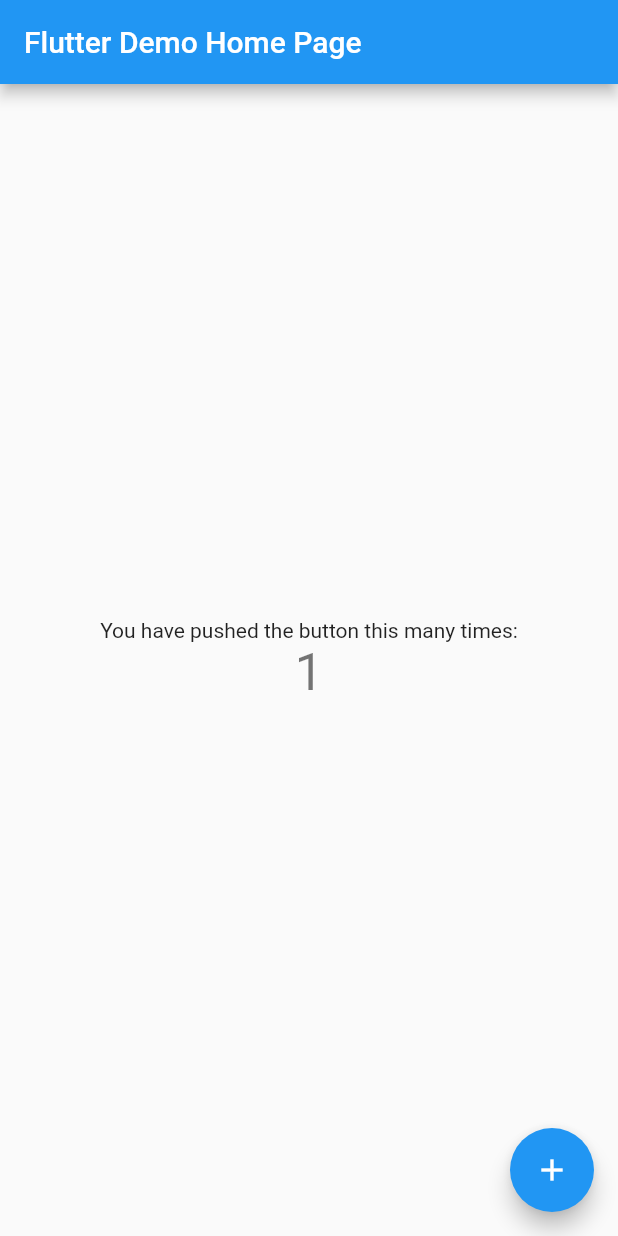
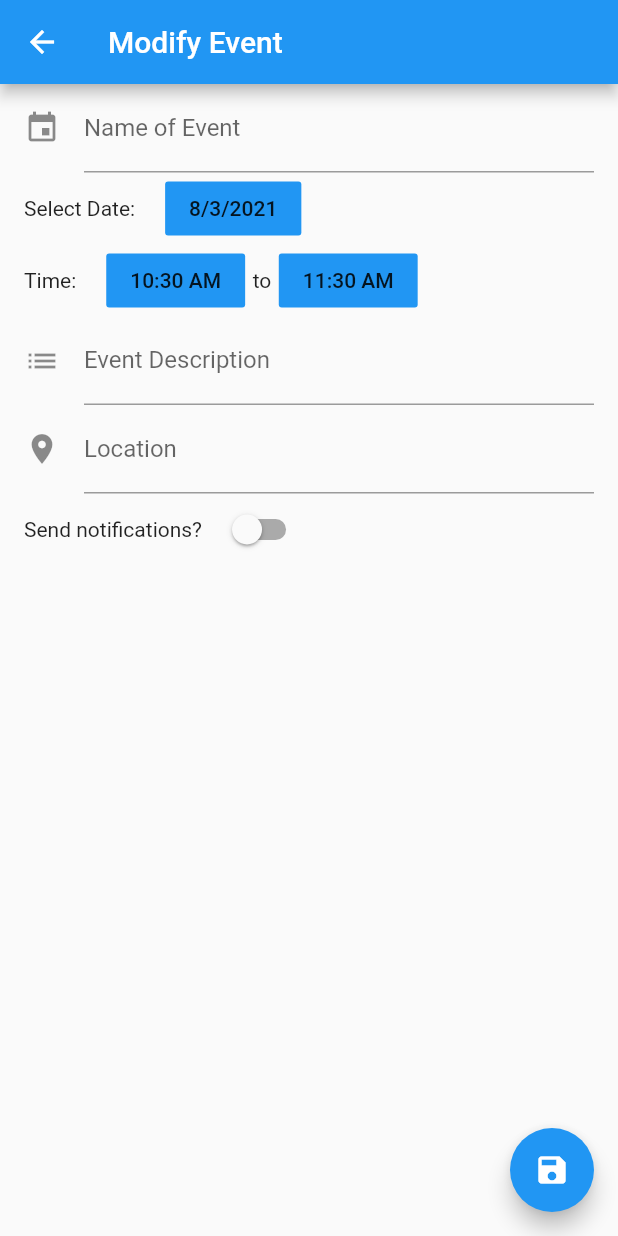
Before and after one commit to martru118/alarmdar, a Flutter app: the screen it shows after launch, after a tap on the "add" icon, on a phone screen of 412 x 824 dp. Run offline on Flutter 3.47's test engine with Material 2 defaults, Android fonts, the phone set to English and light mode, and no system bars; our stand-ins replace cloud_firestore, firebase_core; accounts and stored records are empty.

Commit message:
Continue where you left off: add basic UI.

```diff
--- /dev/null
+++ b/lib/event/event_info.dart
@@ -0,0 +1,46 @@
+import 'package:cloud_firestore/cloud_firestore.dart';
+
+class EventInfo {
+  DocumentReference reference;
+  String name;
+  String date;
+  String startTime;
+  String endTime;
+  String description;
+  String location;
+  bool shouldNotify;
+
+  EventInfo({this.reference,
+    this.name,
+    this.date,
+    this.startTime,
+    this.endTime,
+    this.description,
+    this.location,
+    this.shouldNotify,
+  });
+
+  //get an event from map
+  EventInfo.fromMap(Map<String, dynamic> snapshot, {this.reference}) {
+    this.name = snapshot['name'];
+    this.date = snapshot['date'];
+    this.startTime = snapshot['start'];
+    this.endTime = snapshot['end'];
+    this.description = snapshot['desc'];
+    this.location = snapshot['loc'];
+    this.shouldNotify = snapshot['notify'];
+  }
+
+  //add event as JSON
+  toJson() {
+    return {
+      'name': name,
+      'date': date,
+      'start': startTime,
+      'end': endTime,
+      'desc': description,
+      'loc': location,
+      'notify': shouldNotify,
+    };
+  }
+}
--- /dev/null
+++ b/lib/event/firebase_utils.dart
@@ -0,0 +1,46 @@
+import 'package:cloud_firestore/cloud_firestore.dart';
+
+import 'event_info.dart';
+
+class EventModel {
+  final db = FirebaseFirestore.instance;
+  final String collectionPath = "events";
+
+  //get events from firestore
+  Stream<QuerySnapshot> retrieveEvents() {
+    return db.collection(collectionPath).orderBy("date", descending: true).snapshots();
+  }
+
+  //get specific events by reference ID
+  EventInfo retrievebyID(String path) {
+    EventInfo getEvent;
+    db.collection(collectionPath).doc(path).get().then((info) {
+      getEvent = EventInfo.fromMap(info.data());
+    });
+
+    return getEvent;
+  }
+
+  //add event
+  void storeEventData(EventInfo event) {
+    db.collection(collectionPath).add(event.toJson());
+  }
+
+  //update event
+  void updateEventData(EventInfo event, String document) {
+    try {
+      db.collection(collectionPath).doc(document).update(event.toJson());
+    } catch (e) {
+      e.toString();
+    }
+  }
+
+  //delete event
+  void deleteEvent(String path) {
+    try {
+      db.collection(collectionPath).doc(path).delete();
+    } catch (e) {
+      e.toString();
+    }
+  }
+}
--- /dev/null
+++ b/lib/event/form_events.dart
@@ -0,0 +1,242 @@
+import 'dart:async';
+
+import 'event_info.dart';
+import 'package:flutter/material.dart';
+import 'package:intl/intl.dart';
+
+import 'firebase_utils.dart';
+
+
+class CalendarForm extends StatefulWidget {
+  final EventInfo event;
+  final String refID;
+  CalendarForm({Key key, this.event, this.refID});
+
+  @override
+  FormPage createState() => FormPage();
+}
+
+class FormPage extends State<CalendarForm> {
+  final db = EventModel();
+  final _formKey = new GlobalKey<FormState>();
+
+  //initialize ui
+  final _name = TextEditingController(text: "");
+  final _description = TextEditingController(text: "");
+
+  final _location = TextEditingController(text: "");
+  final String api = "AIzaSyCoJd4N_hGhEdv8tSrCGkOdVNelVOlntdY";
+
+  DateTime _date = DateTime.now();
+  TimeOfDay _start = TimeOfDay.now();
+  TimeOfDay _end = TimeOfDay.fromDateTime(DateTime.now().add(Duration(hours: 1)));
+
+  bool notify = false;
+
+
+  //modify event
+  void _setEvent(String name, String desc, String loc) {
+    EventInfo event = new EventInfo(
+      name: name,
+      date: DateFormat.yMd().format(_date),
+      startTime: _start.format(context),
+      endTime: _end.format(context),
+      description: desc,
+      location: loc,
+      shouldNotify: notify,
+    );
+
+    if (widget.refID.isEmpty) {
+      //add event to firestore
+      db.storeEventData(event);
+    } else {
+      //update event
+      db.updateEventData(event, widget.refID);
+    }
+  }
+
+
+  @override
+  void dispose() {
+    _name.dispose();
+    _description.dispose();
+    _location.dispose();
+    super.dispose();
+  }
+
+  @override
+  Widget build(BuildContext context) {
+    return Scaffold(
+      appBar: AppBar(title: Text("Modify Event")),
+      body: Form(
+        key: _formKey,
+        child: ListView(
+          padding: const EdgeInsets.symmetric(horizontal: 16.0),
+          children: [
+            //name textfield
+            TextFormField(
+              controller: _name,
+              validator: (value) {
+                if (value.isEmpty) {return "Please enter the name of this event";}
+                return null;
+              },
+              decoration: const InputDecoration(
+                icon: const Icon(Icons.event),
+                labelText: "Name of Event",
+              ),
+            ),
+
+            //select date row
+            Row(
+              crossAxisAlignment: CrossAxisAlignment.center,
+              children: [
+                Text("Select Date:"), SizedBox(width: 20.0),
+                FlatButton(
+                  color: Theme.of(context).primaryColor,
+                  child: Text(DateFormat.yMd().format(_date)),
+                  onPressed: () => selectDate(context),
+                ),
+              ],
+            ),
+
+            //select time row
+            Row(
+              crossAxisAlignment: CrossAxisAlignment.center,
+              children: [
+                //start time
+                Text("Time:"), SizedBox(width: 20.0),
+                FlatButton(
+                  color: Theme.of(context).primaryColor,
+                  child: Text(_start.format(context)),
+                  onPressed: () => selectStartTime(context),
+                ), SizedBox(width: 5.0),
+
+                //end time
+                Text("to"), SizedBox(width: 5.0),
+                FlatButton(
+                  color: Theme.of(context).primaryColor,
+                  child: Text(_end.format(context)),
+                  onPressed: () => selectEndTime(context),
+                ),
+              ],
+            ),
+
+            //description textfield
+            TextFormField(
+              controller: _description,
+              validator: (value) {
+                if (value.isEmpty) {return "Please enter a description for this event";}
+                return null;
+              },
+              decoration: const InputDecoration(
+                icon: const Icon(Icons.list),
+                labelText: "Event Description",
+              ),
+            ),
+
+            //location textfield
+            TextFormField(
+              readOnly: true,
+              controller: _location,
+              validator: (value) {
+                if (value.isEmpty) {return "Please enter a location for this event";}
+                return null;
+              },
+              decoration: const InputDecoration(
+                icon: const Icon(Icons.location_on),
+                labelText: "Location",
+              ),
+            ),
+
+            //notification switch
+            Row(
+              crossAxisAlignment: CrossAxisAlignment.center,
+              children: [
+                Text("Send notifications?"), SizedBox(width: 10),
+                Switch(
+                  activeTrackColor: Theme.of(context).accentColor,
+                  activeColor: Theme.of(context).accentColor,
+                  value: notify,
+                  onChanged: (value) {
+                    setState(() => notify = value);
+                  },
+                )
+              ],
+            )
+          ],
+        ),
+      ),
+
+      floatingActionButton: new FloatingActionButton(
+        tooltip: "Save event",
+        child: const Icon(Icons.save),
+        onPressed: () {
+          String name = _name.text;
+          String desc = _description.text;
+          String loc = _location.text;
+
+          //validate textfields
+          if (_formKey.currentState.validate()) {
+            print("Save event");
+
+            _setEvent(name, desc, loc);
+            Navigator.pop(context);
+          }
+        }
+      ),
+    );
+  }
+
+  Future<void> selectDate(BuildContext context) async {
+    print("Select date");
+
+    //pick a date
+    final DateTime picked = await showDatePicker(
+      context: context,
+      initialDate: _date,
+      firstDate: DateTime.now(),
+      lastDate: DateTime(2050),
+    );
+
+    //set date
+    if (picked != null) setState(() => _date = picked);
+  }
+
+  Future<void> selectStartTime(BuildContext context) async {
+    print("Select starting time");
+
+    //pick a time
+    final TimeOfDay picked = await showTimePicker(
+      context: context,
+      initialTime: _start,
+    );
+
+    //set time
+    if (picked != null) setState(() {
+      _start = picked;
+      _end = TimeOfDay(hour: picked.hour+1, minute: picked.minute);
+    });
+  }
+
+  Future<void> selectEndTime(BuildContext context) async {
+    print("Select ending time");
+
+    //pick a time
+    final TimeOfDay picked = await showTimePicker(
+      context: context,
+      initialTime: _end,
+    );
+
+    //set time
+    if (picked != null) {
+      double starting = _start.hour + (_start.minute/60.0);
+      double ending = picked.hour + (picked.minute/60.0);
+
+      //check if end time is greater than start time
+      setState(() {
+        if (ending > starting) _end = picked;
+        else _end = TimeOfDay(hour: _start.hour+1, minute: _start.minute);
+      });
+    }
+  }
+}
--- /dev/null
+++ b/lib/event/list_events.dart
@@ -0,0 +1,118 @@
+import 'package:cloud_firestore/cloud_firestore.dart';
+import 'package:flutter/material.dart';
+
+import 'event_info.dart';
+import 'firebase_utils.dart';
+import 'form_events.dart';
+
+
+class CalendarEvents extends StatefulWidget {
+  CalendarEvents({Key key, this.title}): super(key: key);
+  final String title;
+
+  @override
+  EventsPage createState() => EventsPage();
+}
+
+class EventsPage extends State<CalendarEvents> {
+  final db = new EventModel();
+  String _selected;
+
+  @override
+  Widget build(BuildContext context) {
+    return Scaffold(
+      appBar: AppBar(title: Text(widget.title)),
+      body: buildList(),
+      floatingActionButton: new FloatingActionButton(
+          tooltip: "Add event",
+          child: const Icon(Icons.add),
+          onPressed: () {
+            print("Add event");
+            _startForm(context);
+          }
+      ),
+    );
+  }
+
+  Widget buildList() {
+    return StreamBuilder<QuerySnapshot>(
+      stream: db.retrieveEvents(),
+      builder: (BuildContext context, AsyncSnapshot<QuerySnapshot> snapshot) {
+        if (!snapshot.hasData) {
+          return CircularProgressIndicator();
+        } else {
+          return ListView(
+            children: snapshot.data.docs.map((DocumentSnapshot snapshot) => _buildEvent(context, snapshot)).toList(),
+          );
+        }
+      },
+    );
+  }
+
+  Widget _buildEvent(BuildContext context, DocumentSnapshot documentData) {
+    final eventInfo = EventInfo.fromMap(documentData.data(), reference: documentData.reference);
+
+    return Card(
+      elevation: 3.0,
+      child: ListTile(
+        title: Text("${eventInfo.name}\n${eventInfo.date}",
+          style: TextStyle(fontWeight: FontWeight.bold),
+        ),
+        subtitle: Text(_buildSubtitle(eventInfo)),
+        trailing: Row(
+          mainAxisSize: MainAxisSize.min,
+          children: [
+            //edit button
+            IconButton(icon: const Icon(Icons.edit),
+              padding: EdgeInsets.only(right: 16.0),
+              constraints: BoxConstraints(),
+              tooltip: "Edit Event",
+              onPressed: () {
+                _selected = eventInfo.reference.id;
+                print("Edit event: $_selected");
+
+                //edit selected grade
+                _startForm(context, db.retrievebyID(_selected), _selected);
+              }
+            ),
+
+            //delete button
+            IconButton(icon: const Icon(Icons.delete),
+              padding: EdgeInsets.zero,
+              constraints: BoxConstraints(),
+              tooltip: "Delete Event",
+              onPressed: () {
+                _selected = eventInfo.reference.id;
+                print("Delete event: $_selected");
+
+                //delete selected grade
+                if (_selected != null) {
+                  db.deleteEvent(_selected);
+                  _selected = null;
+                }
+              },
+            ),
+          ],
+        ),
+      ),
+    );
+  }
+
+  //build subtitle for event
+  String _buildSubtitle(EventInfo event) {
+    String subtitle = "${event.description}";
+    subtitle += "\n\n\uD83D\uDD53\t${event.startTime} to ${event.endTime}";
+
+    //add location to subtitle
+    if (event.location.isNotEmpty) subtitle += "\n\uD83D\uDCCD\t${event.location}";
+    return subtitle;
+  }
+
+  void _startForm(BuildContext context, [EventInfo eventInfo, String _id=""]) async {
+    await Navigator.of(context).push(new MaterialPageRoute(
+      builder: (BuildContext context) => new CalendarForm(event: eventInfo, refID: _id),
+    ));
+
+    _selected = null;
+  }
+}
--- a/lib/main.dart
+++ b/lib/main.dart
@@ -1,67 +1,43 @@
+import 'package:firebase_core/firebase_core.dart';
 import 'package:flutter/material.dart';
 
-void main() {
-  runApp(MyApp());
-}
+import 'event/list_events.dart';
 
-class MyApp extends StatelessWidget {
-  // This widget is the root of your application.
+void main() => runApp(Main());
+class Main extends StatelessWidget {
   @override
   Widget build(BuildContext context) {
-    return MaterialApp(
-      title: 'Flutter Demo',
-      theme: ThemeData(
-        primarySwatch: Colors.blue,
-        visualDensity: VisualDensity.adaptivePlatformDensity,
-      ),
-      debugShowCheckedModeBanner: false,
-      home: MyHomePage(title: 'Flutter Demo Home Page'),
+    return FutureBuilder(
+      future: Firebase.initializeApp(),
+      builder: (context, snapshot) {
+        //handle connection error
+        if (snapshot.hasError) {
+          print("Error initializing database");
+          return Text("Error initializing database");
+        }
+
+        //handle connection success
+        if (snapshot.connectionState == ConnectionState.done) {
+          return MaterialApp(
+            title: "Events",
+            debugShowCheckedModeBanner: false,
+            theme: ThemeData(
+              brightness: Brightness.light,
+              primarySwatch: Colors.blue,
+              visualDensity: VisualDensity.adaptivePlatformDensity,
+            ),
+            darkTheme: ThemeData(
+              brightness: Brightness.dark,
+              primarySwatch: Colors.blue,
+              visualDensity: VisualDensity.adaptivePlatformDensity,
+            ),
+            themeMode: ThemeMode.system,
+            home: CalendarEvents(title: "Events"),
+          );
+        } else {
+          return CircularProgressIndicator();
+        }
+      },
     );
   }
 }
-
-class MyHomePage extends StatefulWidget {
-  MyHomePage({Key key, this.title}) : super(key: key);
-  final String title;
-
-  @override
-  _MyHomePageState createState() => _MyHomePageState();
-}
-
-class _MyHomePageState extends State<MyHomePage> {
-  int _counter = 0;
-
-  void _incrementCounter() {
-    setState(() {
-      _counter++;
-    });
-  }
-
-  @override
-  Widget build(BuildContext context) {
-    return Scaffold(
-      appBar: AppBar(
-        title: Text(widget.title),
-      ),
-      body: Center(
-        child: Column(
-          mainAxisAlignment: MainAxisAlignment.center,
-          children: <Widget>[
-            Text(
-              'You have pushed the button this many times:',
-            ),
-            Text(
-              '$_counter',
-              style: Theme.of(context).textTheme.headline4,
-            ),
-          ],
-        ),
-      ),
-      floatingActionButton: FloatingActionButton(
-        onPressed: _incrementCounter,
-        tooltip: 'Increment',
-        child: Icon(Icons.add),
-      ), // This trailing comma makes auto-formatting nicer for build methods.
-    );
-  }
-}
```
